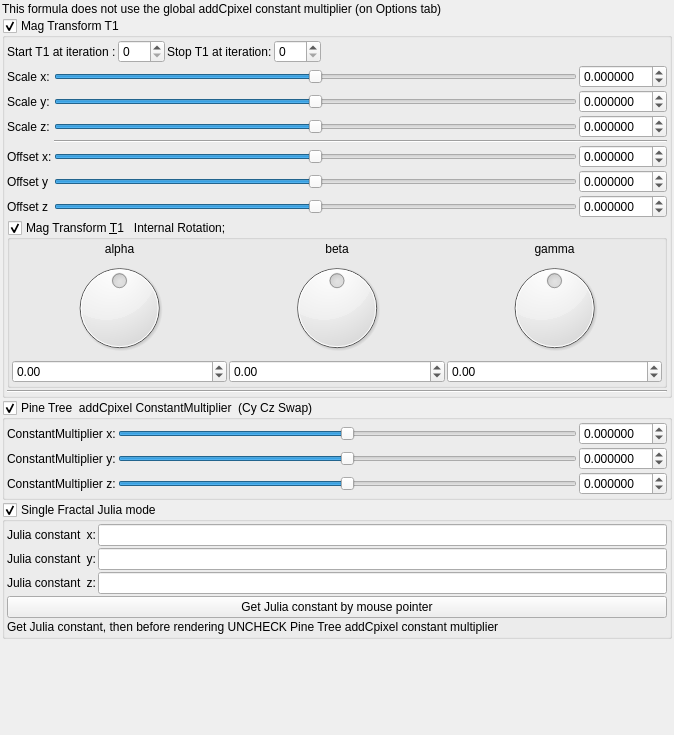
First picture: the form in mandelbulber2/qt_data/fractal_benesi_T1_pine_tree.ui, repository buddhi1980/mandelbulber2, before the edit.
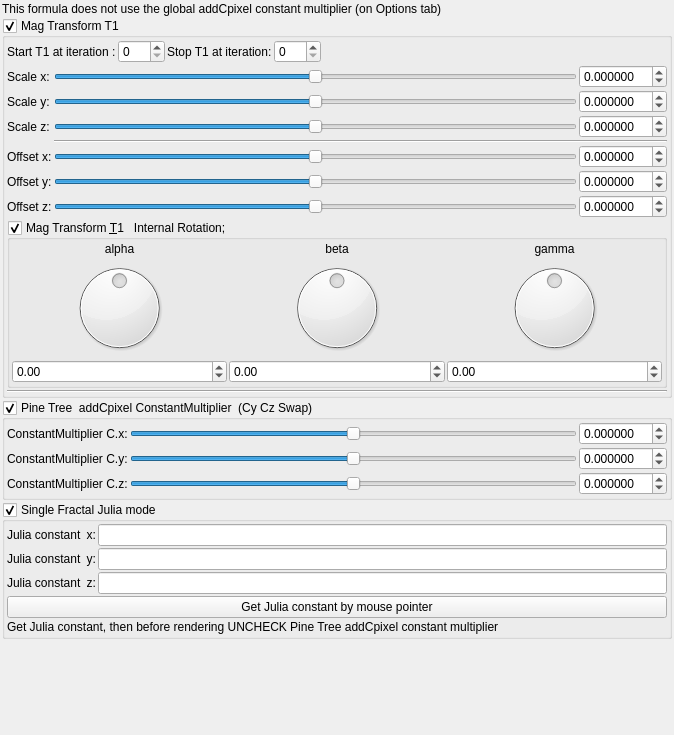
Second picture: the form after the edit. Custom widgets are drawn as their Qt base class.

Commit message:
Benesi mag transforms T3, T4 & T5b
and miscellaneous UI text and label updates

```diff
--- a/mandelbulber2/qt_data/fractal_benesi_T1_pine_tree.ui
+++ b/mandelbulber2/qt_data/fractal_benesi_T1_pine_tree.ui
@@ -185,7 +185,7 @@
         <item row="6" column="1">
          <widget class="QLabel" name="label_255">
           <property name="text">
-           <string>Offset y</string>
+           <string>Offset y:</string>
           </property>
          </widget>
         </item>
@@ -234,7 +234,7 @@
         <item row="7" column="1">
          <widget class="QLabel" name="label_257">
           <property name="text">
-           <string>Offset z</string>
+           <string>Offset z:</string>
           </property>
          </widget>
         </item>
@@ -734,14 +734,14 @@
         <item row="1" column="0">
          <widget class="QLabel" name="label_121">
           <property name="text">
-           <string>ConstantMultiplier y:</string>
+           <string>ConstantMultiplier C.y:</string>
           </property>
          </widget>
         </item>
         <item row="0" column="0">
          <widget class="QLabel" name="label_120">
           <property name="text">
-           <string>ConstantMultiplier x:</string>
+           <string>ConstantMultiplier C.x:</string>
           </property>
          </widget>
         </item>
@@ -767,7 +767,7 @@
         <item row="2" column="0">
          <widget class="QLabel" name="label_123">
           <property name="text">
-           <string>ConstantMultiplier z:</string>
+           <string>ConstantMultiplier C.z:</string>
           </property>
          </widget>
         </item>
```
The commit also changes 14 other files.
